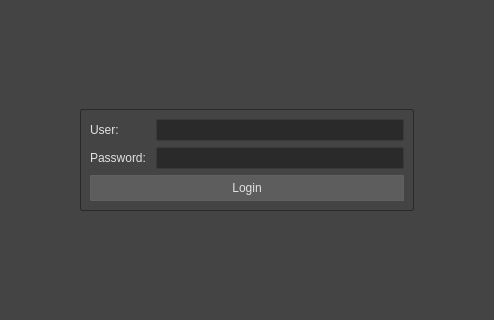
Old version of the form esa/common/python/tool/inside_anim/campus/ui/login.ui in the repository esernaalonso/dev; both pictures show x 265 to 759 and y 234 to 554 of the 1024 by 768 pixel window.
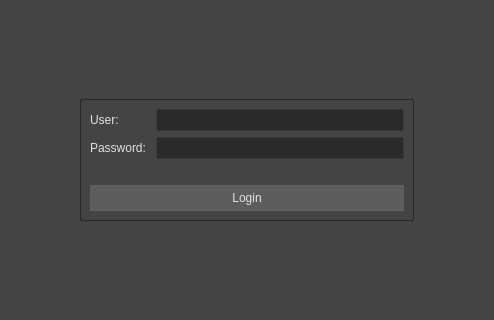
New version of the form.

```diff
--- a/esa/common/python/tool/inside_anim/campus/ui/login.ui
+++ b/esa/common/python/tool/inside_anim/campus/ui/login.ui
@@ -915,6 +915,13 @@
           <string/>
          </property>
          <layout class="QGridLayout" name="gridLayout">
+          <item row="2" column="0" colspan="2">
+           <widget class="QPushButton" name="pb_login">
+            <property name="text">
+             <string>Login</string>
+            </property>
+           </widget>
+          </item>
           <item row="0" column="0">
            <layout class="QVBoxLayout" name="verticalLayout">
             <item>
@@ -960,9 +967,9 @@
            </layout>
           </item>
           <item row="1" column="0" colspan="2">
-           <widget class="QPushButton" name="pb_login">
+           <widget class="QLabel" name="lb_info">
             <property name="text">
-             <string>Login</string>
+             <string/>
             </property>
            </widget>
           </item>
```
